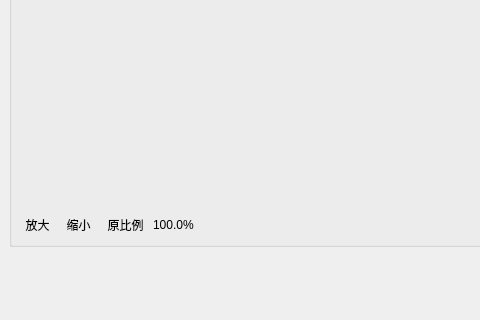
Above: DrillGIFActionSequenceEditor/Source/GraphModule/widget/picturePartitioner/w_PicturePartitioner.ui from DrillUp/DrillGIFActionSequenceEditor before the change; both pictures show x 0 to 480 and y 280 to 600 of the 800 by 600 pixel window. Below: the same form after it.
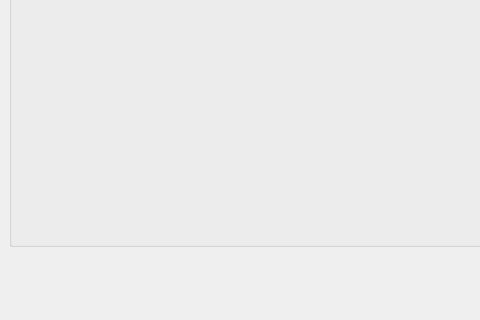
That is the form after the change. Icons and pictures are not drawn.

What changed in the file:
```diff
--- a/DrillGIFActionSequenceEditor/Source/GraphModule/widget/picturePartitioner/w_PicturePartitioner.ui
+++ b/DrillGIFActionSequenceEditor/Source/GraphModule/widget/picturePartitioner/w_PicturePartitioner.ui
@@ -253,71 +253,7 @@
                  <number>0</number>
                 </property>
                 <item>
-                 <widget class="QToolButton" name="toolButton_zoom_in">
-                  <property name="toolTip">
-                   <string>放大</string>
-                  </property>
-                  <property name="text">
-                   <string>放大</string>
-                  </property>
-                  <property name="icon">
-                   <iconset>
-                    <normaloff>:/DrillGIFActionSequenceEditor/Resources/icons/view/Zoom_In.png</normaloff>:/DrillGIFActionSequenceEditor/Resources/icons/view/Zoom_In.png</iconset>
-                  </property>
-                  <property name="iconSize">
-                   <size>
-                    <width>20</width>
-                    <height>20</height>
-                   </size>
-                  </property>
-                 </widget>
-                </item>
-                <item>
-                 <widget class="QToolButton" name="toolButton_zoom_out">
-                  <property name="toolTip">
-                   <string>缩小</string>
-                  </property>
-                  <property name="text">
-                   <string>缩小</string>
-                  </property>
-                  <property name="icon">
-                   <iconset>
-                    <normaloff>:/DrillGIFActionSequenceEditor/Resources/icons/view/Zoom_Out.png</normaloff>:/DrillGIFActionSequenceEditor/Resources/icons/view/Zoom_Out.png</iconset>
-                  </property>
-                  <property name="iconSize">
-                   <size>
-                    <width>20</width>
-                    <height>20</height>
-                   </size>
-                  </property>
-                 </widget>
-                </item>
-                <item>
-                 <widget class="QToolButton" name="toolButton_zoom_regular">
-                  <property name="toolTip">
-                   <string>原比例</string>
-                  </property>
-                  <property name="text">
-                   <string>原比例</string>
-                  </property>
-                  <property name="icon">
-                   <iconset>
-                    <normaloff>:/DrillGIFActionSequenceEditor/Resources/icons/view/Zoom_Regular.png</normaloff>:/DrillGIFActionSequenceEditor/Resources/icons/view/Zoom_Regular.png</iconset>
-                  </property>
-                  <property name="iconSize">
-                   <size>
-                    <width>20</width>
-                    <height>20</height>
-                   </size>
-                  </property>
-                 </widget>
-                </item>
-                <item>
-                 <widget class="QLabel" name="label_zoomValue">
-                  <property name="text">
-                   <string>100.0%</string>
-                  </property>
-                 </widget>
+                 <widget class="QWidget" name="widget_zoom_btn" native="true"/>
                 </item>
                 <item>
                  <spacer name="horizontalSpacer">
```
Left out of the diff: 66 changed lines with no effect on the pictures.
